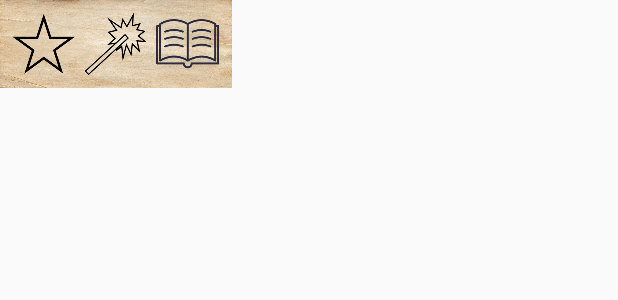
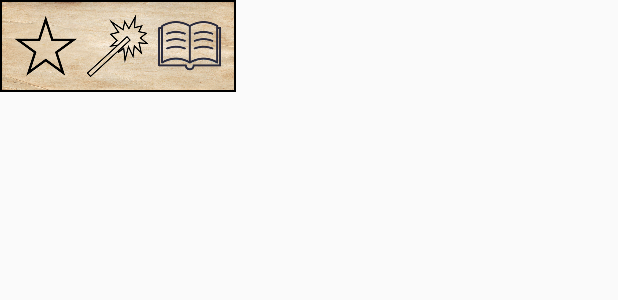
Before and after one commit to Carifio24/SpellbookApp, an Android app: the layout spell_status_popup.xml on its own in the app's theme, with its tools: preview values and no code run, on a phone screen of 412 x 824 dp. Shown: the top 300 px of the screen. Run offline under Robolectric (Android 15) with nearby library versions, the light colour scheme and no system bars.

Commit message:
Added border to status popup. Built new AAB.

```diff
--- a/app/src/main/java/dnd/jon/spellbook/CharacterProfile.java
+++ b/app/src/main/java/dnd/jon/spellbook/CharacterProfile.java
@@ -87,10 +87,10 @@ class CharacterProfile {
         if (spellStatuses.containsKey(spellName)) {
             SpellStatus status = spellStatuses.get(spellName);
             propSetter.accept(status, val);
+            // spellStatuses.put(spellName, status);
             if (status.noneTrue()) { // We can remove the key if all three are false
                 spellStatuses.remove(spellName);
             }
-            // spellStatuses.put(spellName, status);
         } else if (val) { // If the key doesn't exist, we only need to modify if val is true
             SpellStatus status = new SpellStatus();
             propSetter.accept(status, val);
--- a/app/src/main/java/dnd/jon/spellbook/CustomPopupWindow.java
+++ b/app/src/main/java/dnd/jon/spellbook/CustomPopupWindow.java
@@ -14,11 +14,9 @@ abstract class CustomPopupWindow {
     PopupWindow popup;
     Context popupContext;
 
-    private static int defaultWidth = 1000;
-    private static int defaultHeight = 1000;
     private static boolean defaultFocusable = true;
 
-    CustomPopupWindow(MainActivity m, int layoutID, int width, int height, boolean focusable) {
+    CustomPopupWindow(MainActivity m, int layoutID, boolean focusable) {
         main = m;
         LayoutInflater inflater = (LayoutInflater) main.getSystemService(Context.LAYOUT_INFLATER_SERVICE);
         popupView = inflater.inflate(layoutID, null);
@@ -29,7 +27,7 @@ abstract class CustomPopupWindow {
     }
 
     CustomPopupWindow(MainActivity m, int layoutID) {
-        this(m, layoutID, defaultWidth, defaultHeight, defaultFocusable);
+        this(m, layoutID, defaultFocusable);
     }
 
     void show() {
--- a/app/src/main/res/layout/spell_status_popup.xml
+++ b/app/src/main/res/layout/spell_status_popup.xml
@@ -3,6 +3,8 @@
     xmlns:android="http://schemas.android.com/apk/res/android"
     android:layout_width="wrap_content"
     android:layout_height="wrap_content"
+    android:background="@android:color/black"
+    android:padding="1dp"
     >
 
     <ImageView
```
Also changed, not shown: 2 other files.
